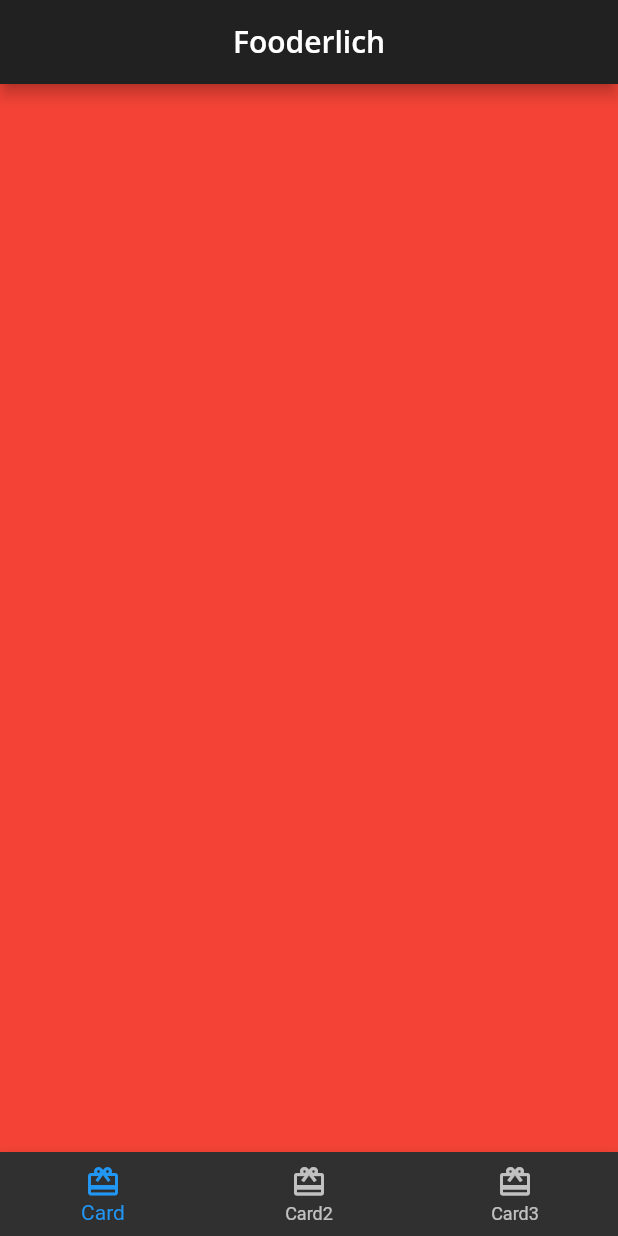
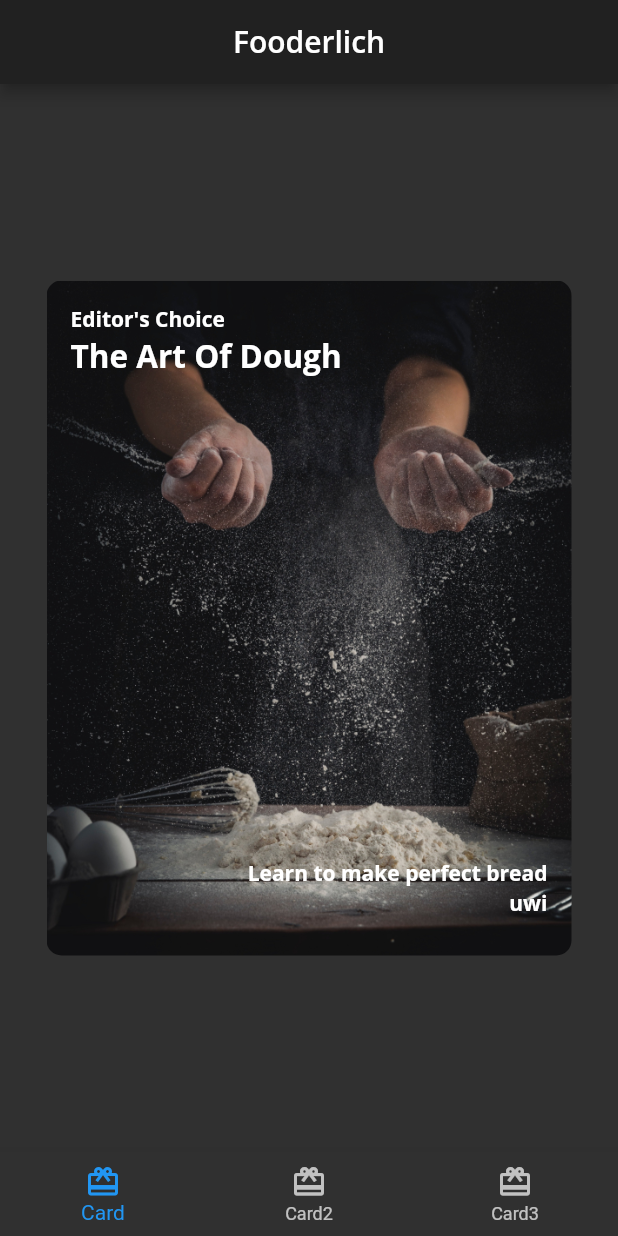
Before and after one commit to Uwi0/fooder_lich02062021, a Flutter app: the screen it shows after launch, on a phone screen of 412 x 824 dp. Run offline on Flutter 3.47's test engine with Material 2 defaults, Android fonts, the phone set to English and light mode, and no system bars; our stand-ins replace google_fonts.

Commit message:
card 1 interface

```diff
--- /dev/null
+++ b/lib/card1.dart
@@ -0,0 +1,48 @@
+import 'package:flutter/material.dart';
+import 'fooderlich_theme.dart';
+
+class Card1 extends StatelessWidget{
+  const Card1({Key? key}) : super(key: key);
+
+  final String category = 'Editor\'s Choice';
+  final String title = 'The Art Of Dough';
+  final String description = 'Learn to make perfect bread';
+  final String chef = 'uwi';
+
+  @override
+  Widget build(BuildContext context) {
+    return Center(
+      child: Container(
+        child: Stack(
+          children: [
+            Text(category, style: FooderlichTheme.darkTextTheme.bodyText1,),
+            Positioned(child:
+            Text(title, style: FooderlichTheme.darkTextTheme.headline2,),
+              top: 20,
+            ),
+            Positioned(child:
+            Text(description, style: FooderlichTheme.darkTextTheme.bodyText1,),
+              bottom: 30,
+              right: 0,
+            ),
+            Positioned(child:
+            Text(chef, style: FooderlichTheme.darkTextTheme.bodyText1,),
+              bottom: 10,
+              right: 0,
+            )
+          ],
+        ),
+        padding: const EdgeInsets.all(16),
+        constraints: const BoxConstraints.expand(width: 350, height: 450),
+        decoration: const BoxDecoration(
+            image: DecorationImage(
+              image: AssetImage('assets/mag1.png'),
+              fit: BoxFit.cover,
+            ),
+            borderRadius: BorderRadius.all(Radius.circular(10.0))
+        ),
+      ),
+    );
+  }
+
+}
--- a/lib/home.dart
+++ b/lib/home.dart
@@ -1,4 +1,5 @@
 import 'package:flutter/material.dart';
+import 'package:fooder_lich/card1.dart';
 
 class Home extends StatefulWidget{
   const Home({Key? key}) : super(key: key);
@@ -11,7 +12,7 @@ class _HomeState extends State<Home> {
   int _selectedIndex = 0;
 
   static List<Widget> pages = <Widget>[
-    Container(color: Colors.red,),
+    const Card1(),
     Container(color: Colors.green),
     Container(color: Colors.blue,)
   ];
```
